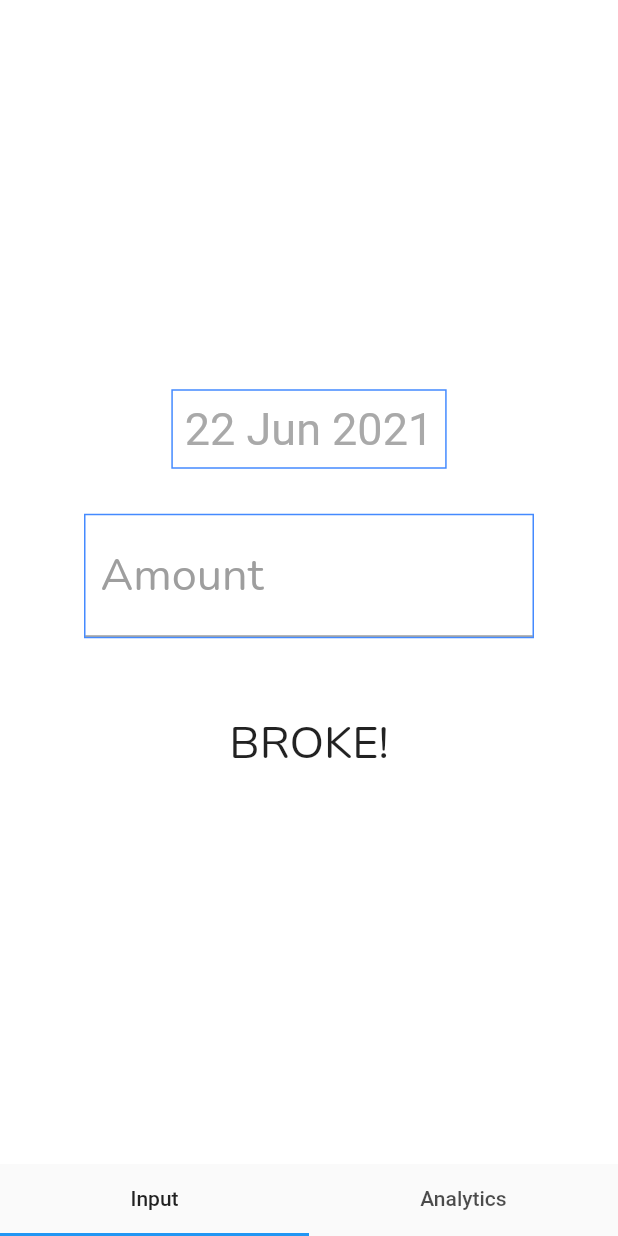
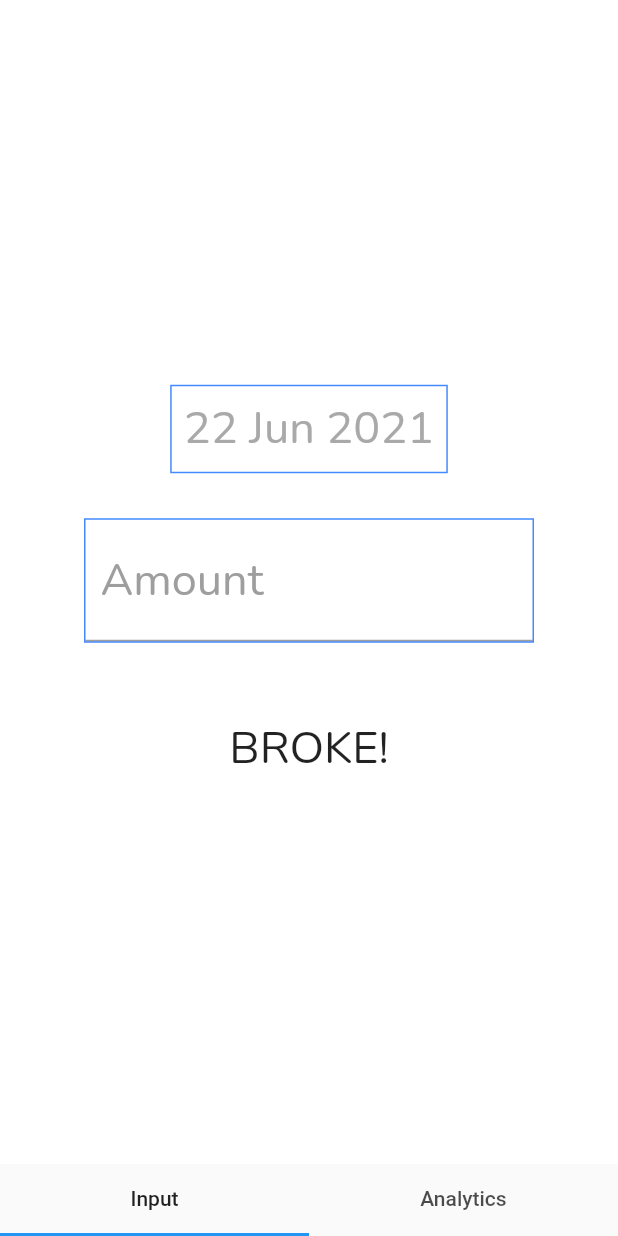
Before and after one commit to phantomcorn/Broked, a Flutter app: the screen it shows after launch, on a phone screen of 412 x 824 dp. Run offline on Flutter 3.47's test engine with Material 2 defaults, Android fonts, the phone set to English and light mode, and no system bars; our stand-ins replace flutter_datetime_picker, google_fonts, sqflite; missing offline and left inert: animated_button; accounts and stored records are empty.

Commit message:
added font family to textButton and elevatedButton

```diff
--- a/lib/CustomTheme.dart
+++ b/lib/CustomTheme.dart
@@ -17,7 +17,8 @@ class customTheme {
           ),
           primary : const Color.fromRGBO(169, 169, 169, 1),
           textStyle: TextStyle(
-            fontSize: 40
+            fontSize: 40,
+            fontFamily: GoogleFonts.nunito().fontFamily
           )
         )
       ),
@@ -25,7 +26,8 @@ class customTheme {
         style: TextButton.styleFrom(
           primary: const Color.fromRGBO(169, 169, 169, 1),
           textStyle: TextStyle(
-            fontSize: 30
+            fontSize: 30,
+            fontFamily: GoogleFonts.nunito().fontFamily
           )
         )
       )
```
